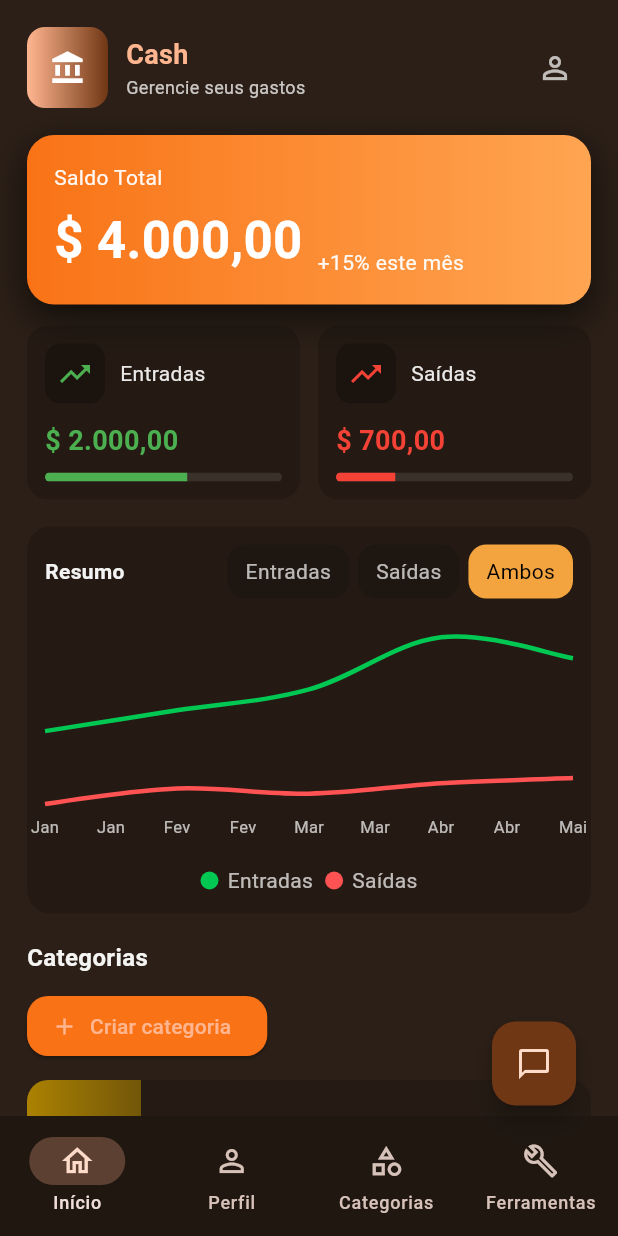
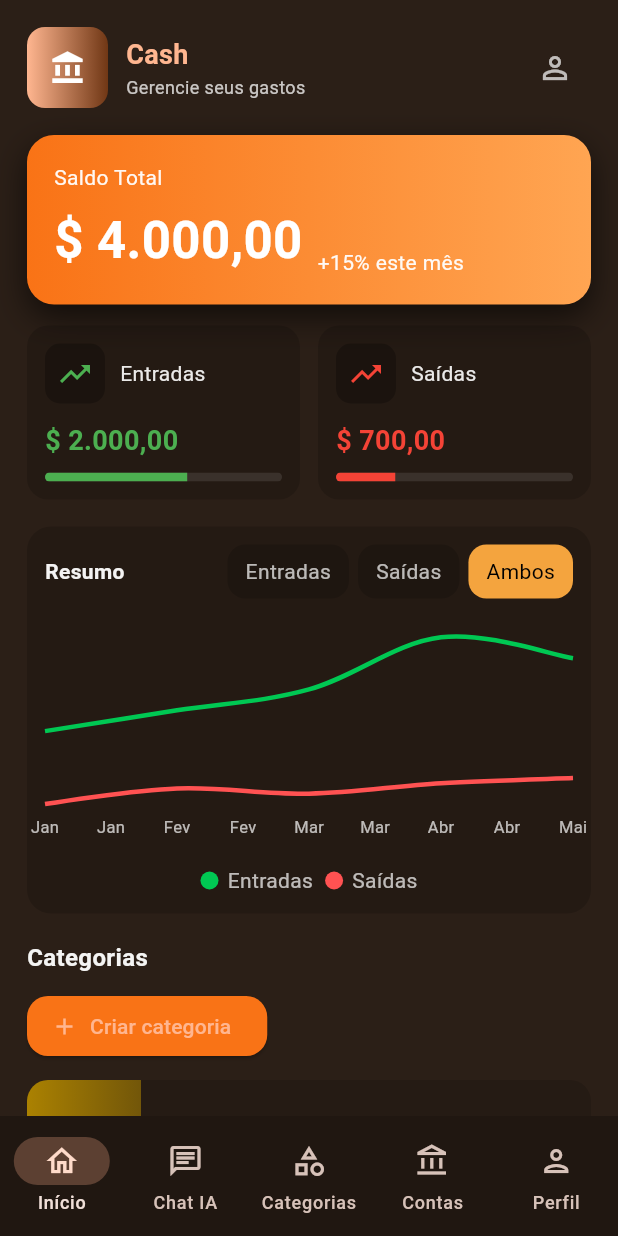
Before and after one commit to WiltonSR85/Projeto-Gestao-Financas, a Flutter app: the HomeShell screen opened by its route, on a phone screen of 412 x 824 dp. Run offline on Flutter 3.47's test engine with Material 3 defaults, Android fonts, the light colour scheme and no system bars; drawn by our look-alikes of fl_chart; our stand-ins replace shared_preferences, sqflite; accounts and stored records are empty.

Commit message:
correção de ícones

```diff
--- a/code/lib/main.dart
+++ b/code/lib/main.dart
@@ -4,6 +4,7 @@
 import 'views/screens/chat_page.dart';
 import 'views/screens/register_page.dart';
 import 'views/theme/app_theme.dart';
+import 'views/screens/profile_page.dart';
 
 void main() {
   runApp(const MyApp());
@@ -22,6 +23,7 @@
         '/register': (context) => const RegisterPage(),
         '/home': (_) => const HomeShell(),
         '/chat': (_) => const ChatPage(),
+        '/profile': (_) => const ProfilePage(),
       },
       initialRoute: '/',
     );
--- a/code/lib/views/screens/home_shell.dart
+++ b/code/lib/views/screens/home_shell.dart
@@ -3,6 +3,7 @@ import 'home_page.dart';
 import 'profile_page.dart';
 import 'categories_page.dart';
 import 'tools_page.dart';
+import 'chat_page.dart';
 
 class HomeShell extends StatefulWidget {
   const HomeShell({super.key});
@@ -15,9 +16,10 @@ class _HomeShellState extends State<HomeShell> {
   int _index = 0;
   static const pages = [
     HomePage(),
-    ProfilePage(),
+    ChatPage(),
     CategoriesPage(),
     ToolsPage(),
+    ProfilePage(),
   ];
 
   @override
@@ -30,22 +32,14 @@ class _HomeShellState extends State<HomeShell> {
         onDestinationSelected: (i) => setState(() => _index = i),
         destinations: [
           NavigationDestination(icon: Icon(Icons.home_outlined), label: 'Início'),
-          NavigationDestination(icon: Icon(Icons.person_outline), label: 'Perfil'),
+          NavigationDestination(icon: Icon(Icons.chat_outlined), label: 'Chat IA'),
           NavigationDestination(icon: Icon(Icons.category_outlined), label: 'Categorias'),
-          NavigationDestination(icon: Icon(Icons.build_outlined), label: 'Ferramentas'),
+          NavigationDestination(icon: Icon(Icons.account_balance_outlined), label: 'Contas'),
+          NavigationDestination(icon: Icon(Icons.person_outlined), label: 'Perfil'),
+
         ],
         backgroundColor: Colors.black.withOpacity(0.25),
       ),
-
-      floatingActionButton: Padding(
-        padding: const EdgeInsets.only(bottom: 70, left: 300),
-        child: FloatingActionButton(
-          onPressed: () => Navigator.of(context).pushNamed('/chat'),
-          tooltip: 'Chat IA',
-          child: const Icon(Icons.chat_bubble_outline),
-        ),
-      ),
-      floatingActionButtonLocation: FloatingActionButtonLocation.centerDocked,
     );
   }
 }
--- a/code/lib/views/widgets/home/home_header.dart
+++ b/code/lib/views/widgets/home/home_header.dart
@@ -45,7 +45,7 @@ class HomeHeader extends StatelessWidget {
           ),
         ]),
         IconButton(
-          onPressed: () {},
+          onPressed: () => Navigator.of(context).pushNamed('/profile'),
           icon: Icon(Icons.person_outline, color: Colors.white70),
         ),
       ],
```
Also changed, not shown: code/lib/views/screens/profile_page.dart (+31 -3 lines).
